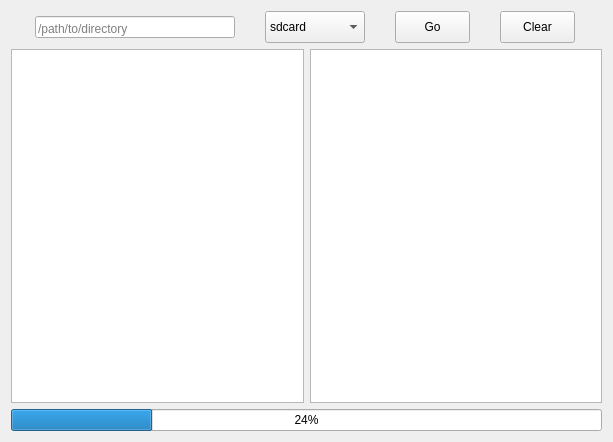
Eliminater74/adblink, file usbfiledialog.ui: the form before one commit.
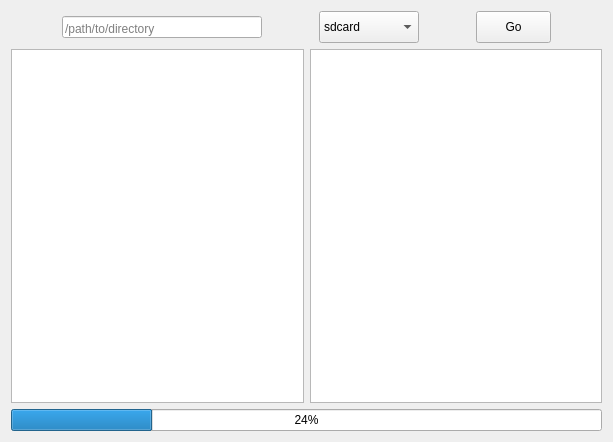
The form after the commit. Custom widgets are drawn as their Qt base class.

What changed in the file:
```diff
--- a/usbfiledialog.ui
+++ b/usbfiledialog.ui
@@ -130,31 +130,6 @@
        </property>
       </widget>
      </item>
-     <item>
-      <widget class="QPushButton" name="clearButton">
-       <property name="minimumSize">
-        <size>
-         <width>75</width>
-         <height>32</height>
-        </size>
-       </property>
-       <property name="maximumSize">
-        <size>
-         <width>75</width>
-         <height>32</height>
-        </size>
-       </property>
-       <property name="focusPolicy">
-        <enum>Qt::NoFocus</enum>
-       </property>
-       <property name="text">
-        <string>Clear</string>
-       </property>
-       <property name="autoDefault">
-        <bool>false</bool>
-       </property>
-      </widget>
-     </item>
     </layout>
    </item>
    <item>
```
